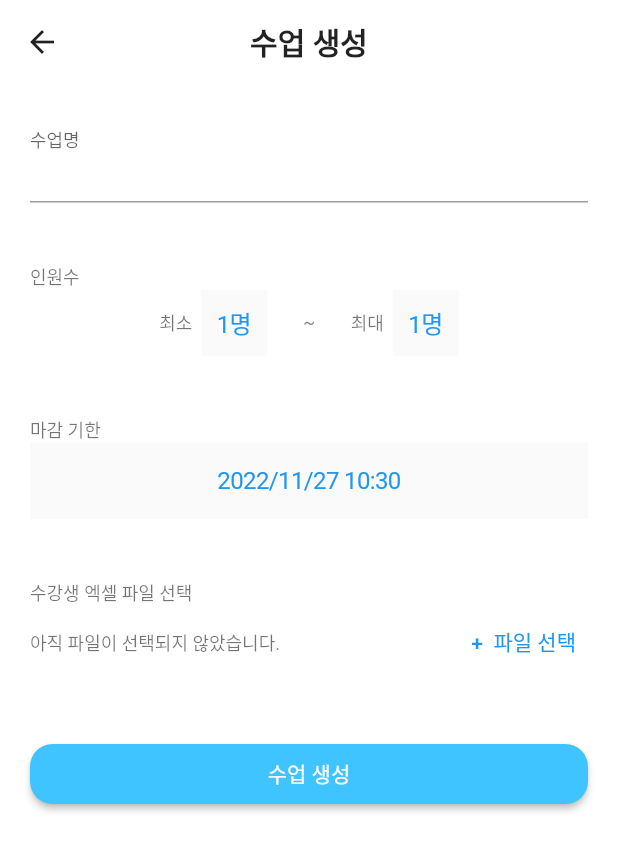
After one commit to 22-2-HandsOn/TeamBuildingApp, a Flutter app: the ProjectAddPage screen opened by its route, after a tap on an icon or button, on a phone screen of 412 x 824 dp. The commit adds this screen. Shown: the top 851 px of the screen. Run offline on Flutter 3.47's test engine with Material 2 defaults, Android fonts, the phone set to English and light mode, and no system bars; our stand-ins replace cloud_firestore, file_picker, firebase_auth, firebase_core; missing offline and left inert: excel; accounts and stored records are empty; Roboto replaces fonts that are missing (GmarketSansTTF).

Commit message:
수업 생성 페이지 front 구현
- 숫자, 일시, 파일 picker
- excel 파일 불러와 읽기
- validation

```diff
--- /dev/null
+++ b/lib/Project/projectAddPage.dart
@@ -0,0 +1,286 @@
+import 'package:flutter/material.dart';
+import './wedget/memNumPicker.dart';
+import './wedget/datePicker.dart';
+import 'package:file_picker/file_picker.dart';
+import 'package:excel/excel.dart';
+import 'package:flutter/services.dart';
+import 'package:path/path.dart';
+import 'dart:io';
+
+class ProjectAddPage extends StatefulWidget {
+  const ProjectAddPage({Key? key}) : super(key: key);
+
+  @override
+  State<ProjectAddPage> createState() => ProjectAddPageState();
+}
+
+class ProjectAddPageState extends State<ProjectAddPage> {
+  final _formKey = GlobalKey<FormState>();
+
+  final textStyle = const TextStyle(
+      fontFamily: "GmarketSansTTF", fontSize: 12, color: Colors.black54);
+
+  String name = '';
+  String fileName = '아직 파일이 선택되지 않았습니다. ';
+  int minTeamMem = 1;
+  int maxTeamMem = 1;
+  DateTime deadline = DateTime.now();
+  bool numErr = false;
+
+  void _tryValidation() {
+    bool isValid = _formKey.currentState!.validate();
+    if (!isValid) return;
+
+    bool isValid2 = minTeamMem <= maxTeamMem;
+    if (!isValid2) {
+      setState(() {
+        numErr = true;
+      });
+    }
+
+    if (isValid && isValid2) _formKey.currentState!.save();
+  }
+
+  void _setMinNum(int selected) {
+    setState(() {
+      numErr = false;
+      minTeamMem = selected;
+    });
+    print(minTeamMem);
+  }
+
+  void _setMaxNum(int selected) {
+    setState(() {
+      numErr = false;
+      minTeamMem = selected;
+    });
+    print(maxTeamMem);
+  }
+
+  void _setDeadline(DateTime selected) {
+    setState(() {
+      deadline = selected;
+    });
+    print(deadline);
+  }
+
+  @override
+  Widget build(BuildContext context) {
+    return Scaffold(
+        // appBar
+        appBar: AppBar(
+          elevation: 0,
+          iconTheme: IconThemeData(color: Colors.black87),
+          title: Text(
+            "수업 생성",
+            style: TextStyle(
+                color: Colors.black87,
+                fontFamily: "GmarketSansTTF",
+                fontSize: 20,
+                fontWeight: FontWeight.bold),
+          ),
+          backgroundColor: Colors.white,
+          centerTitle: true,
+        ),
+        backgroundColor: Colors.white,
+        body: GestureDetector(
+          onTap: (() {
+            FocusScope.of(context).unfocus();
+          }),
+          child: SingleChildScrollView(
+            child: Center(
+                child: Padding(
+              padding: const EdgeInsets.only(left: 20, right: 20),
+              child: Form(
+                key: _formKey,
+                child: Column(
+                  children: <Widget>[
+                    // 수업 이름
+                    const SizedBox(height: 20),
+                    TextFormField(
+                        keyboardType: TextInputType.emailAddress,
+                        validator: ((value) {
+                          if (value!.isEmpty) {
+                            return "수업 이름을 입력해주세요.";
+                          }
+                          return null;
+                        }),
+                        onSaved: ((value) {
+                          name = value!.trim();
+                        }),
+                        onChanged: (value) {
+                          name = value.trim();
+                        },
+                        decoration: InputDecoration(
+                            floatingLabelBehavior: FloatingLabelBehavior.always,
+                            labelText: "수업명",
+                            labelStyle: const TextStyle(
+                              fontFamily: "GmarketSansTTF",
+                              fontSize: 16,
+                            ))),
+
+                    // 인원수
+                    const SizedBox(height: 40),
+                    Container(
+                      alignment: Alignment.topLeft,
+                      child: Text(
+                        '인원수',
+                        style: textStyle,
+                        textAlign: TextAlign.left,
+                      ),
+                    ),
+                    Row(
+                      mainAxisAlignment: MainAxisAlignment.center,
+                      children: <Widget>[
+                        // 최소
+                        Row(
+                          children: <Widget>[
+                            Text('최소  ', style: textStyle),
+                            MemCntPicker(setter: _setMinNum),
+                          ],
+                        ),
+                        Text('        ~        ', style: textStyle),
+                        // 최대
+                        Row(
+                          children: <Widget>[
+                            Text('최대  ', style: textStyle),
+                            MemCntPicker(setter: _setMaxNum)
+                          ],
+                        )
+                      ],
+                    ),
+                    if (numErr)
+                      Container(
+                        alignment: Alignment.topLeft,
+                        child: Text(
+                          '최소 인원은 최대 인원보다 작거나 같아야 합니다.',
+                          style:
+                              const TextStyle(fontSize: 12, color: Colors.red),
+                          textAlign: TextAlign.left,
+                        ),
+                      ),
+                    // const Divider(
+                    //   color: Colors.black45,
+                    //   thickness: 1,
+                    //   endIndent: 0,
+                    // ),
+
+                    // 기한
+                    const SizedBox(height: 40),
+                    Container(
+                      alignment: Alignment.topLeft,
+                      child: Text(
+                        '마감 기한',
+                        style: textStyle,
+                        textAlign: TextAlign.left,
+                      ),
+                    ),
+                    DatePicker(setter: _setDeadline),
+
+                    // 엑셀 첨부
+                    const SizedBox(height: 40),
+                    Container(
+                      alignment: Alignment.topLeft,
+                      child: Text(
+                        '수강생 엑셀 파일 선택',
+                        style: textStyle,
+                        textAlign: TextAlign.left,
+                      ),
+                    ),
+                    Row(
+                        mainAxisAlignment: MainAxisAlignment.spaceBetween,
+                        children: <Widget>[
+                          Text(
+                            fileName,
+                            style: textStyle,
+                          ),
+                          TextButton(
+                            child: const Text(
+                              '+  파일 선택',
+                              style: TextStyle(
+                                fontFamily: "GmarketSansTTF",
+                                fontSize: 14,
+                              ),
+                            ),
+                            onPressed: () async {
+                              FilePickerResult? result =
+                                  await FilePicker.platform.pickFiles(
+                                      type: FileType.custom,
+                                      allowedExtensions: ['xlsx']);
+
+                              if (result != null) {
+                                String? nullableString =
+                                    result.files.single.path;
+
+                                if (nullableString != null) {
+                                  var bytes =
+                                      File(nullableString).readAsBytesSync();
+                                  var excel = Excel.decodeBytes(bytes);
+
+                                  setState(() {
+                                    fileName = result.files.first.name;
+                                  });
+
+                                  for (var table in excel.tables.keys) {
+                                    // print(table);
+                                    // print(excel.tables[table]?.maxCols);
+                                    // print(excel.tables[table]?.maxRows);
+                                    int? nullableInt =
+                                        excel.tables[table]?.maxRows;
+
+                                    if (nullableInt != null) {
+                                      for (int row = 0;
+                                          row < nullableInt;
+                                          row++) {
+                                        // 한 학생에 대한 정보
+                                        if (row == 0) continue;
+                                        final rowData =
+                                            excel.tables[table]?.rows[row];
+
+                                        print(rowData);
+                                      }
+                                    }
+                                  }
+                                }
+                              }
+                            },
+                          )
+                        ]),
+
+                    // 생성
+                    SizedBox(height: 40),
+                    ElevatedButton(
+                        style: ElevatedButton.styleFrom(
+                            shape: RoundedRectangleBorder(
+                              borderRadius: BorderRadius.circular(15),
+                            ),
+                            backgroundColor: Colors.lightBlueAccent,
+                            minimumSize: const Size.fromHeight(40)),
+                        child: Text(
+                          "수업 생성",
+                          style: TextStyle(
+                            fontFamily: "GmarketSansTTF",
+                            fontSize: 14,
+                          ),
+                        ),
+                        onPressed: () async {
+                          _tryValidation();
+                          try {
+                            // *TODO : 파일 파싱
+                            // *TODO : 생성된 project 화면으로 이동
+                          } catch (e) {
+                            ScaffoldMessenger.of(context).showSnackBar(SnackBar(
+                              content:
+                                  Text("잘못된 수업 정보가 존재합니다. ", style: textStyle),
+                              backgroundColor: Colors.lightBlueAccent,
+                            ));
+                          }
+                        })
+                  ],
+                ),
+              ),
+            )),
+          ),
+        ));
+  }
+}
--- /dev/null
+++ b/lib/Project/wedget/datePicker.dart
@@ -0,0 +1,76 @@
+import 'package:flutter/material.dart';
+import 'package:flutter/cupertino.dart';
+
+class DatePicker extends StatefulWidget {
+  const DatePicker({Key? key, required this.setter}) : super(key: key);
+  final Function(DateTime selected) setter;
+
+  @override
+  State<DatePicker> createState() => _DatePickerState();
+}
+
+class _DatePickerState extends State<DatePicker> {
+  final textStyle = const TextStyle(
+    fontFamily: "GmarketSansTTF",
+    fontSize: 16,
+  );
+
+  DateTime dateTime = DateTime.now();
+
+  void _showDialog(Widget child) {
+    showCupertinoModalPopup<void>(
+        context: context,
+        builder: (BuildContext context) => Container(
+              height: 216,
+              padding: const EdgeInsets.only(top: 6.0),
+              // The Bottom margin is provided to align the popup above the system navigation bar.
+              margin: EdgeInsets.only(
+                bottom: MediaQuery.of(context).viewInsets.bottom,
+              ),
+              // Provide a background color for the popup.
+              color: CupertinoColors.systemBackground.resolveFrom(context),
+              // Use a SafeArea widget to avoid system overlaps.
+              child: SafeArea(
+                top: false,
+                child: child,
+              ),
+            ));
+  }
+
+  @override
+  Widget build(BuildContext context) {
+    return CupertinoPageScaffold(
+      child: DefaultTextStyle(
+        style: textStyle,
+        child: Center(
+          child: Column(
+            mainAxisAlignment: MainAxisAlignment.center,
+            children: <Widget>[
+              CupertinoButton(
+                // Display a CupertinoDatePicker in dateTime picker mode.
+                onPressed: () => _showDialog(
+                  CupertinoDatePicker(
+                    initialDateTime: dateTime,
+                    use24hFormat: true,
+                    // This is called when the user changes the dateTime.
+                    onDateTimeChanged: (DateTime newDateTime) {
+                      widget.setter(newDateTime);
+                      setState(() => dateTime = newDateTime);
+                    },
+                  ),
+                ),
+                // In this example, time value is formatted manually. You can use intl package to
+                // format the value based on the user's locale settings.
+                child: Text(
+                  '${dateTime.year}/${dateTime.month}/${dateTime.day} ${dateTime.hour < 10 ? '0' + dateTime.hour.toString() : dateTime.hour}:${dateTime.minute < 10 ? '0' + dateTime.minute.toString() : dateTime.minute}',
+                  style: textStyle,
+                  textAlign: TextAlign.center,
+                ),
+              ),
+            ],
+          ),
+        ),
+      ),
+    );
+  }
+}
--- /dev/null
+++ b/lib/Project/wedget/memNumPicker.dart
@@ -0,0 +1,86 @@
+import 'package:flutter/material.dart';
+import 'package:flutter/cupertino.dart';
+
+class MemCntPicker extends StatefulWidget {
+  const MemCntPicker({Key? key, required this.setter}) : super(key: key);
+  final Function(int selected) setter;
+
+  @override
+  State<MemCntPicker> createState() => _MemCntPickerState();
+}
+
+class _MemCntPickerState extends State<MemCntPicker> {
+  final textStyle = const TextStyle(
+    fontFamily: "GmarketSansTTF",
+    fontSize: 16,
+  );
+
+  int _selectedNumInd = 0;
+  final _numList = [1, 2, 3, 4, 5, 6, 7, 8, 9, 10, 11, 12, 13, 14, 15];
+
+  void _showDialog(Widget child) {
+    showCupertinoModalPopup<void>(
+        context: context,
+        builder: (BuildContext context) => Container(
+              height: 216,
+              padding: const EdgeInsets.only(top: 6.0),
+              // The Bottom margin is provided to align the popup above the system navigation bar.
+              margin: EdgeInsets.only(
+                bottom: MediaQuery.of(context).viewInsets.bottom,
+              ),
+              // Provide a background color for the popup.
+              color: CupertinoColors.systemBackground.resolveFrom(context),
+              // Use a SafeArea widget to avoid system overlaps.
+              child: SafeArea(
+                top: false,
+                child: child,
+              ),
+            ));
+  }
+
+  @override
+  Widget build(BuildContext context) {
+    return CupertinoPageScaffold(
+      child: DefaultTextStyle(
+        style: textStyle,
+        child: Center(
+          child: Row(
+            mainAxisAlignment: MainAxisAlignment.center,
+            children: <Widget>[
+              CupertinoButton(
+                padding: EdgeInsets.zero,
+                // Display a CupertinoPicker with list of fruits.
+                onPressed: () => _showDialog(
+                  CupertinoPicker(
+                    magnification: 1.22,
+                    squeeze: 1.2,
+                    useMagnifier: true,
+                    itemExtent: 32.0,
+                    // This is called when selected item is changed.
+                    onSelectedItemChanged: (int selectedItem) {
+                      widget.setter(_numList[selectedItem]);
+                      setState(() {
+                        _selectedNumInd = selectedItem;
+                      });
+                    },
+                    children:
+                        List<Widget>.generate(_numList.length, (int index) {
+                      return Center(
+                        child: Text(
+                          _numList[index].toString(),
+                        ),
+                      );
+                    }),
+                  ),
+                ),
+                // This displays the selected fruit name.
+                child: Text(_numList[_selectedNumInd].toString() + '명',
+                    style: textStyle),
+              ),
+            ],
+          ),
+        ),
+      ),
+    );
+  }
+}
--- /dev/null
+++ b/lib/functions/projects.dart
@@ -0,0 +1 @@
+// projects 관련 CRUD func
--- a/lib/main.dart
+++ b/lib/main.dart
@@ -8,6 +8,7 @@ import 'package:team/Project/projectList.dart';
 import 'package:team/student/login/initPage.dart';
 import 'package:team/student/login/signInPage.dart';
 import 'package:team/student/login/signUpPage.dart';
+import 'package:team/Project/projectAddPage.dart';
 
 void main() async {
   WidgetsFlutterBinding.ensureInitialized();
@@ -36,6 +37,7 @@ class MyApp extends StatelessWidget {
 
           //Project
           '/toProjectlistPage': (context) => const ProjectListPage(),
+          '/toProjectAddPage': (context) => const ProjectAddPage()
         });
   }
 }
--- a/lib/professor/login/signInPage.dart
+++ b/lib/professor/login/signInPage.dart
@@ -119,8 +119,11 @@ class _SignInPagePState extends State<SignInPageP> {
                                   email: userEmail, password: userPassword);
 
                           if (newUser.user != null) {
+                            // Navigator.of(context)
+                            //     .pushNamed("/toProjectlistPage");
+                            // 테스트를 위해 projectAddPage와 연결
                             Navigator.of(context)
-                                .pushNamed("/toProjectlistPage");
+                                .pushNamed("/toProjectAddPage");
                           }
                         } catch (e) {
                           ScaffoldMessenger.of(context).showSnackBar(SnackBar(
```
Also changed, not shown: pubspec.yaml (+6 -4 lines), pubspec.lock.
